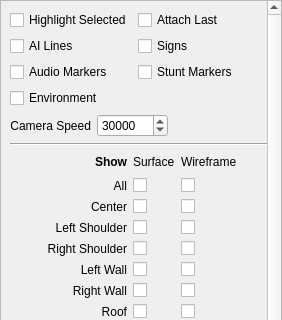
This is TrackEditor/DisplaySettings.ui in FatalDecomp/TrackEditor as Qt 5 draws it before an edit; both pictures show x 0 to 282 and y 0 to 320 of the 282 by 789 pixel window. The edited form follows.
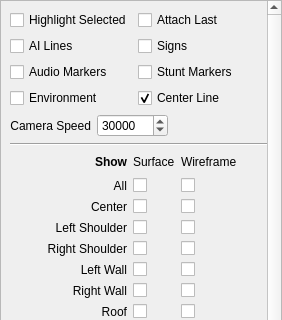
This is the edited form.

What changed in the file:
```diff
--- a/TrackEditor/DisplaySettings.ui
+++ b/TrackEditor/DisplaySettings.ui
@@ -472,6 +472,16 @@
            </property>
           </widget>
          </item>
+         <item row="3" column="1">
+          <widget class="QCheckBox" name="ckCenterLine">
+           <property name="text">
+            <string>Center Line</string>
+           </property>
+           <property name="checked">
+            <bool>true</bool>
+           </property>
+          </widget>
+         </item>
          <item row="2" column="0">
           <widget class="QCheckBox" name="ckAudio">
            <property name="text">
```
